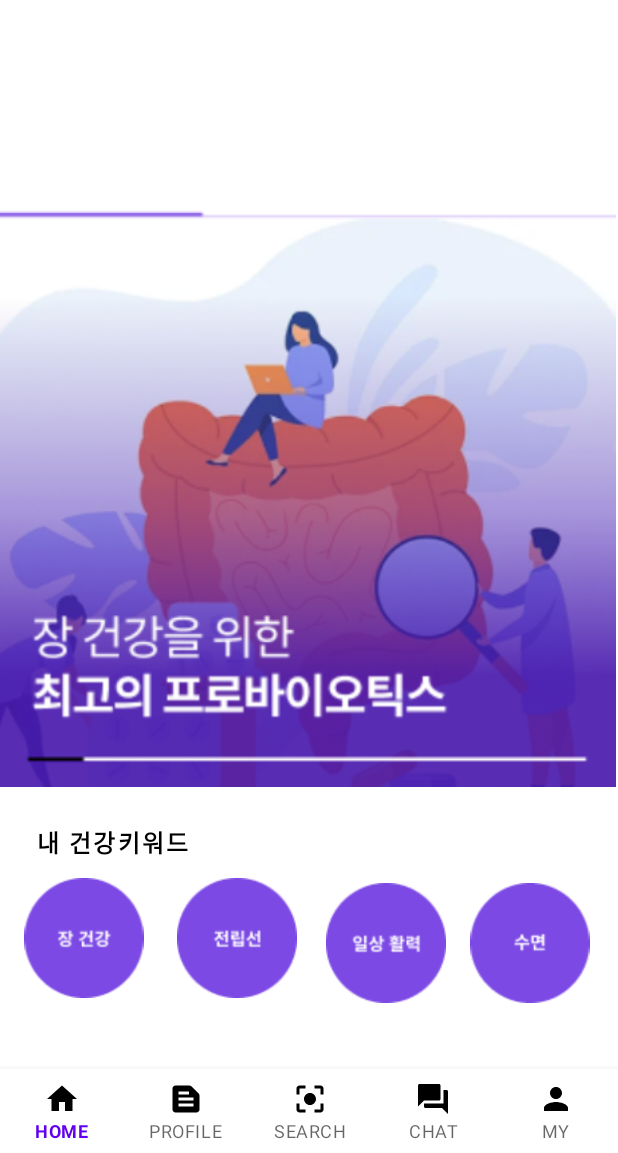
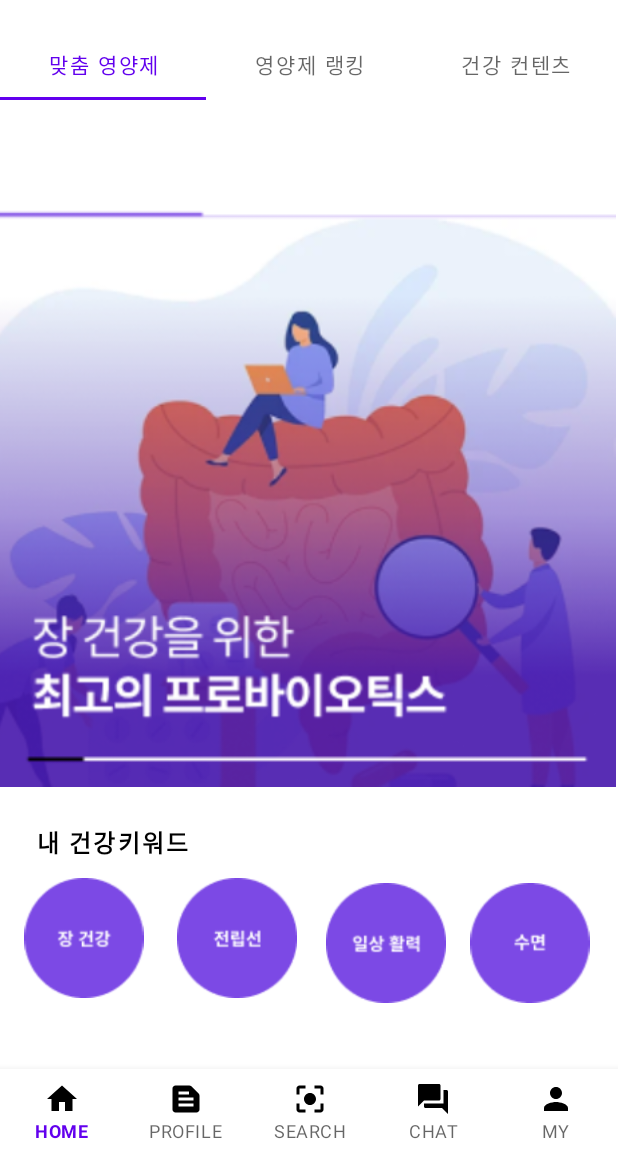
Before and after one commit to VITA-LOG/VITA-LOG, an Android app: the screen it shows after launch (MainActivity), on a phone screen of 412 x 824 dp, the part 83-1236 px from its top. Run offline under Robolectric (Android 15) with nearby library versions, the phone set to English and light mode, and no system bars.

Commit message:
update 0.14

```diff
--- a/app/src/main/java/com/daineey/vita_log/MainActivity.kt
+++ b/app/src/main/java/com/daineey/vita_log/MainActivity.kt
@@ -5,7 +5,8 @@ import androidx.appcompat.app.AppCompatActivity
 import androidx.fragment.app.Fragment
 import androidx.fragment.app.FragmentManager
 import com.daineey.vita_log.databinding.ActivityMainBinding
-import com.daineey.vita_log.ui.home.HomeTab1Fragment
+import com.daineey.vita_log.ui.home.HomeFragment
+
 
 private const val TAG_HOME = "home_fragment"
 private const val TAG_PROFILE = "profile_fragment"
@@ -22,11 +23,11 @@ class MainActivity : AppCompatActivity() {
         binding = ActivityMainBinding.inflate(layoutInflater)
         setContentView(binding.root)
 
-        setFragment(TAG_HOME, HomeTab1Fragment())
+        setFragment(TAG_HOME, HomeFragment())
 
         binding.navigationView.setOnItemSelectedListener { item ->
             when(item.itemId) {
-                R.id.home -> setFragment(TAG_HOME, com.daineey.vita_log.ui.home.HomeTab1Fragment())
+                R.id.home -> setFragment(TAG_HOME, com.daineey.vita_log.ui.home.HomeFragment())
                 R.id.profile -> setFragment(TAG_PROFILE, com.daineey.vita_log.ui.profile.ProfileFragment())
                 R.id.search_photo-> setFragment(TAG_SEARCH, com.daineey.vita_log.ui.search.SearchFragment())
                 R.id.chat-> setFragment(TAG_CHAT, com.daineey.vita_log.ui.chat.ChatFragment())
--- /dev/null
+++ b/app/src/main/java/com/daineey/vita_log/ui/home/HomeFragment.kt
@@ -0,0 +1,70 @@
+package com.daineey.vita_log.ui.home
+
+import android.os.Bundle
+import android.view.LayoutInflater
+import android.view.View
+import android.view.ViewGroup
+import android.widget.TextView
+import androidx.fragment.app.Fragment
+import androidx.lifecycle.ViewModelProvider
+import androidx.viewpager2.adapter.FragmentStateAdapter
+import androidx.viewpager2.widget.ViewPager2
+import com.daineey.vita_log.R
+import com.daineey.vita_log.databinding.FragmentHomeBinding
+import com.daineey.vita_log.databinding.FragmentHometab2Binding
+import com.google.android.material.tabs.TabLayout
+import com.google.android.material.tabs.TabLayoutMediator
+
+class HomeFragment : Fragment() {
+
+    private lateinit var tabLayout: TabLayout
+    private lateinit var viewPager: ViewPager2
+    private lateinit var adapter: FragmentStateAdapter
+
+    private var _binding: FragmentHomeBinding? = null
+
+    // This property is only valid between onCreateView and
+    // onDestroyView.
+    private val binding get() = _binding!!
+
+    override fun onCreateView(
+        inflater: LayoutInflater,
+        container: ViewGroup?,
+        savedInstanceState: Bundle?
+    ): View {
+        _binding = FragmentHomeBinding.inflate(inflater, container, false)
+        val view: View = binding.root
+
+        tabLayout = view.findViewById(R.id.tabLayout)
+        viewPager = view.findViewById(R.id.viewPager)
+
+        adapter = object : FragmentStateAdapter(this) {
+            override fun getItemCount() = 3
+
+            override fun createFragment(position: Int): Fragment {
+                return when(position) {
+                    0 -> HomeTab1Fragment()
+                    1 -> HomeTab2Fragment()
+                    else -> HomeTab3Fragment()
+                }
+            }
+        }
+
+        viewPager.adapter = adapter
+        TabLayoutMediator(tabLayout, viewPager) { tab, position ->
+            tab.text = when(position) {
+                0 -> "맞춤 영양제"
+                1 -> "영양제 랭킹"
+                else -> "건강 컨텐츠"
+            }
+        }.attach()
+
+
+        return view
+    }
+
+    override fun onDestroyView() {
+        super.onDestroyView()
+        _binding = null
+    }
+}
--- a/app/src/main/res/layout/activity_main.xml
+++ b/app/src/main/res/layout/activity_main.xml
@@ -1,43 +1,13 @@
 <?xml version="1.0" encoding="utf-8"?>
-<androidx.constraintlayout.widget.ConstraintLayout xmlns:android="http://schemas.android.com/apk/res/android"
+<androidx.constraintlayout.widget.ConstraintLayout
+    xmlns:android="http://schemas.android.com/apk/res/android"
     xmlns:app="http://schemas.android.com/apk/res-auto"
     xmlns:tools="http://schemas.android.com/tools"
     android:layout_width="match_parent"
     android:layout_height="match_parent"
     tools:context=".MainActivity">
 
-    <androidx.appcompat.widget.Toolbar
-        android:id="@+id/toolbar"
-        android:layout_width="match_parent"
-        android:layout_height="70dp"
-        android:layout_marginTop="4dp"
-        android:background="#FFFFFFFF"
-        app:layout_constraintTop_toTopOf="parent"
-        tools:layout_editor_absoluteX="-5dp">
 
-        <ImageView
-            android:id="@+id/logo_image"
-            android:layout_width="130dp"
-            android:layout_height="30dp"
-            android:src="@drawable/ic_logo"
-            tools:layout_editor_absoluteX="16dp"
-            tools:layout_editor_absoluteY="28dp" />
-
-        <ImageView
-            android:id="@+id/action_search"
-            android:layout_width="40dp"
-            android:layout_height="40dp"
-            android:layout_marginLeft="170dp"
-            android:src="@drawable/ic_search_black" />
-
-        <ImageView
-            android:id="@+id/action_alarm"
-            android:layout_width="40dp"
-            android:layout_height="40dp"
-            android:layout_marginLeft="15dp"
-            android:src="@drawable/ic_alarm_black" />
-
-    </androidx.appcompat.widget.Toolbar>
 
     <FrameLayout
         android:id="@+id/mainFrameLayout"
--- /dev/null
+++ b/app/src/main/res/layout/fragment_home.xml
@@ -0,0 +1,58 @@
+<?xml version="1.0" encoding="utf-8"?>
+<androidx.constraintlayout.widget.ConstraintLayout xmlns:android="http://schemas.android.com/apk/res/android"
+    xmlns:tools="http://schemas.android.com/tools"
+    android:layout_width="match_parent"
+    android:layout_height="match_parent"
+    xmlns:app="http://schemas.android.com/apk/res-auto"
+    tools:context=".ui.home.HomeFragment">
+
+    <androidx.appcompat.widget.Toolbar
+        android:id="@+id/toolbar"
+        android:layout_width="match_parent"
+        android:layout_height="70dp"
+        android:layout_marginTop="4dp"
+        android:background="#FFFFFFFF"
+        app:layout_constraintTop_toTopOf="parent"
+        app:layout_constraintStart_toStartOf="parent"
+        app:layout_constraintEnd_toEndOf="parent">
+
+        <ImageView
+            android:id="@+id/logo_image"
+            android:layout_width="130dp"
+            android:layout_height="30dp"
+            android:src="@drawable/ic_logo" />
+
+        <ImageView
+            android:id="@+id/action_search"
+            android:layout_width="40dp"
+            android:layout_height="40dp"
+            android:layout_marginStart="170dp"
+            android:src="@drawable/ic_search_black" />
+
+        <ImageView
+            android:id="@+id/action_alarm"
+            android:layout_width="40dp"
+            android:layout_height="40dp"
+            android:layout_marginStart="15dp"
+            android:src="@drawable/ic_alarm_black" />
+
+    </androidx.appcompat.widget.Toolbar>
+
+    <com.google.android.material.tabs.TabLayout
+        android:id="@+id/tabLayout"
+        android:layout_width="match_parent"
+        android:layout_height="wrap_content"
+        app:layout_constraintTop_toBottomOf="@id/toolbar"
+        app:layout_constraintStart_toStartOf="parent"
+        app:layout_constraintEnd_toEndOf="parent" />
+
+    <androidx.viewpager2.widget.ViewPager2
+        android:id="@+id/viewPager"
+        android:layout_width="0dp"
+        android:layout_height="0dp"
+        app:layout_constraintTop_toBottomOf="@+id/tabLayout"
+        app:layout_constraintStart_toStartOf="parent"
+        app:layout_constraintEnd_toEndOf="parent"
+        app:layout_constraintBottom_toBottomOf="parent" />
+
+</androidx.constraintlayout.widget.ConstraintLayout>
--- a/app/src/main/res/layout/fragment_hometab1.xml
+++ b/app/src/main/res/layout/fragment_hometab1.xml
@@ -1,10 +1,13 @@
 <?xml version="1.0" encoding="utf-8"?>
-<androidx.constraintlayout.widget.ConstraintLayout xmlns:android="http://schemas.android.com/apk/res/android"
+<androidx.constraintlayout.widget.ConstraintLayout
+    xmlns:android="http://schemas.android.com/apk/res/android"
     xmlns:app="http://schemas.android.com/apk/res-auto"
     xmlns:tools="http://schemas.android.com/tools"
     android:layout_width="match_parent"
     android:layout_height="match_parent"
     tools:context=".ui.home.HomeTab1Fragment">
+
+
 
     <ImageView
         android:id="@+id/imageView"
@@ -39,6 +42,9 @@
         android:id="@+id/gut_health"
         android:layout_width="80dp"
         android:layout_height="80dp"
+        android:clickable="true"
+        android:focusable="true"
+        android:background="?attr/selectableItemBackground"
         android:layout_marginStart="16dp"
         android:layout_marginBottom="75dp"
         android:src="@drawable/ic_gut_health"
@@ -46,6 +52,7 @@
         app:layout_constraintStart_toStartOf="parent"
         app:layout_constraintTop_toBottomOf="@+id/textView"
         app:layout_constraintVertical_bias="0.0" />
+
 
     <ImageView
         android:id="@+id/junlipsun"
@@ -84,4 +91,7 @@
         app:layout_constraintBottom_toBottomOf="parent"
         app:layout_constraintStart_toEndOf="@+id/daily_energy" />
 
+
+
+
 </androidx.constraintlayout.widget.ConstraintLayout>
```
Also changed, not shown: app/build.gradle (+7 -0 lines), app/src/main/java/com/daineey/vita_log/GutHealthFragment.kt (added, +59 -0 lines), app/src/main/res/layout/fragment_gut_health.xml (added, +16 -0 lines), app/src/main/res/layout/fragment_hometab2.xml (+6 -5 lines), app/src/main/res/layout/fragment_hometab3.xml (+3 -5 lines), app/src/main/res/layout/fragment_profile.xml (+32 -5 lines), app/src/main/res/navigation/nav_graph.xml (added, +22 -0 lines), 1 other file.
